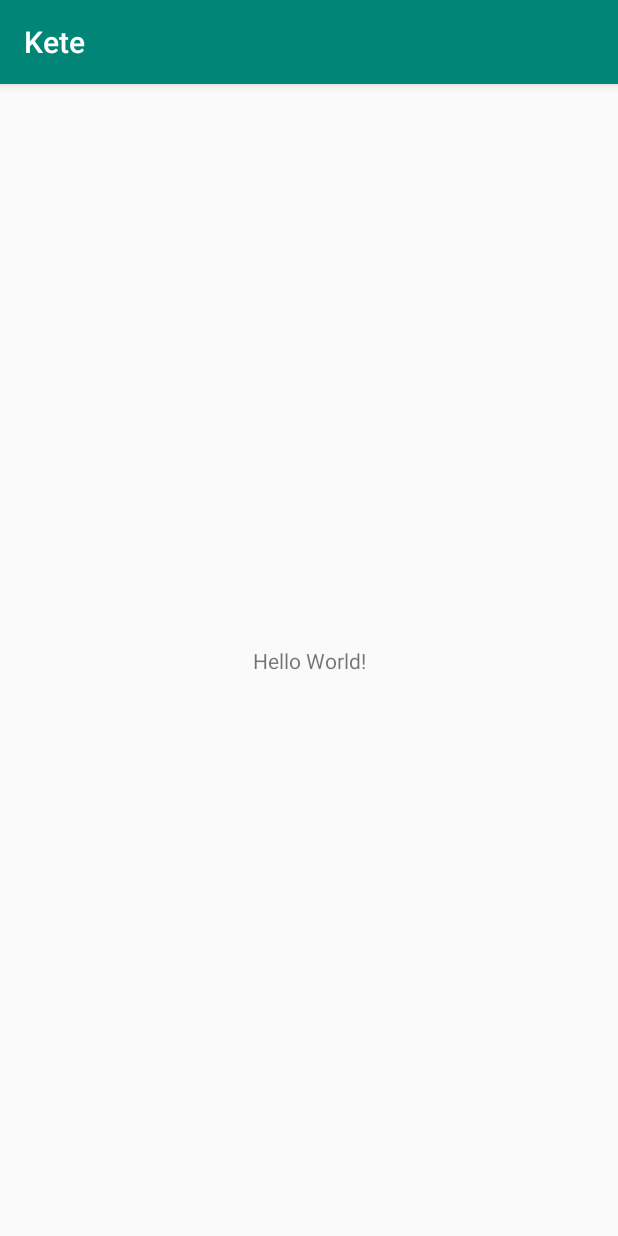
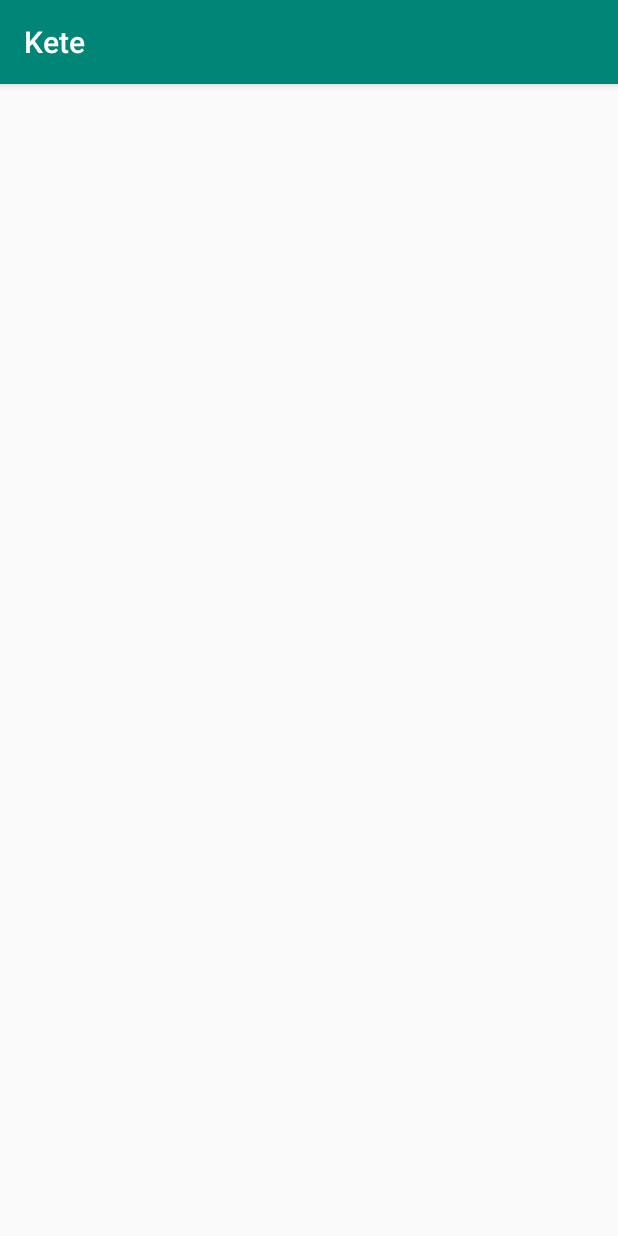
Before and after one commit to tienlocbui1110/Kele, an Android app: the screen it shows after launch (MainActivity), on a phone screen of 412 x 824 dp. Run offline under Robolectric (Android 15) with nearby library versions, the light colour scheme and no system bars.

Commit message:
On working

```diff
--- a/app/build.gradle
+++ b/app/build.gradle
@@ -26,7 +26,7 @@ dependencies {
     implementation fileTree(dir: 'libs', include: ['*.jar'])
     implementation"org.jetbrains.kotlin:kotlin-stdlib-jdk7:$kotlin_version"
     implementation 'com.android.support:appcompat-v7:28.0.0'
-    implementation 'com.android.support.constraint:constraint-layout:1.1.3'
+    implementation 'com.google.code.gson:gson:2.8.5'
     testImplementation 'junit:junit:4.12'
     androidTestImplementation 'com.android.support.test:runner:1.0.2'
     androidTestImplementation 'com.android.support.test.espresso:espresso-core:3.0.2'
--- a/app/src/main/AndroidManifest.xml
+++ b/app/src/main/AndroidManifest.xml
@@ -9,7 +9,7 @@
             android:roundIcon="@mipmap/ic_launcher_round"
             android:supportsRtl="true"
             android:theme="@style/AppTheme">
-        <activity android:name=".MainActivity">
+        <activity android:name=".activity.main.MainActivity">
             <intent-filter>
                 <action android:name="android.intent.action.MAIN"/>
 
--- /dev/null
+++ b/app/src/main/java/com/lh/kete/activity/main/MainActivity.kt
@@ -0,0 +1,24 @@
+package com.lh.kete.activity.main
+
+import android.os.Bundle
+import android.support.v7.app.AppCompatActivity
+import com.lh.kete.R
+
+/**
+ * Created by Tien Loc Bui on 18/03/2019.
+ */
+
+class MainActivity : AppCompatActivity() {
+
+    override fun onCreate(savedInstanceState: Bundle?) {
+        super.onCreate(savedInstanceState)
+        setContentView(R.layout.activity_main)
+
+        init()
+    }
+
+    private fun init() {
+
+    }
+
+}
--- a/app/src/main/res/layout/activity_main.xml
+++ b/app/src/main/res/layout/activity_main.xml
@@ -1,19 +1,7 @@
 <?xml version="1.0" encoding="utf-8"?>
-<android.support.constraint.ConstraintLayout
+<FrameLayout
         xmlns:android="http://schemas.android.com/apk/res/android"
-        xmlns:tools="http://schemas.android.com/tools"
-        xmlns:app="http://schemas.android.com/apk/res-auto"
         android:layout_width="match_parent"
         android:layout_height="match_parent"
-        tools:context=".MainActivity">
-
-    <TextView
-            android:layout_width="wrap_content"
-            android:layout_height="wrap_content"
-            android:text="Hello World!"
-            app:layout_constraintBottom_toBottomOf="parent"
-            app:layout_constraintLeft_toLeftOf="parent"
-            app:layout_constraintRight_toRightOf="parent"
-            app:layout_constraintTop_toTopOf="parent"/>
-
-</android.support.constraint.ConstraintLayout>
+        android:id="@+id/layout_root">
+</FrameLayout>
--- a/build.gradle
+++ b/build.gradle
@@ -8,7 +8,7 @@ buildscript {
 
     }
     dependencies {
-        classpath 'com.android.tools.build:gradle:3.3.1'
+        classpath 'com.android.tools.build:gradle:3.3.2'
         classpath "org.jetbrains.kotlin:kotlin-gradle-plugin:$kotlin_version"
         // NOTE: Do not place your application dependencies here; they belong
         // in the individual module build.gradle files
```
Also changed, not shown: app/src/main/java/com/lh/kete/MainActivity.kt (deleted, +0 -14 lines), app/src/main/java/com/lh/kete/data/ButtonConfig.kt (added, +13 -0 lines), app/src/main/java/com/lh/kete/data/KeteConfig.kt (added, +21 -0 lines), app/src/main/java/com/lh/kete/views/KeteView.kt (added, +14 -0 lines).
